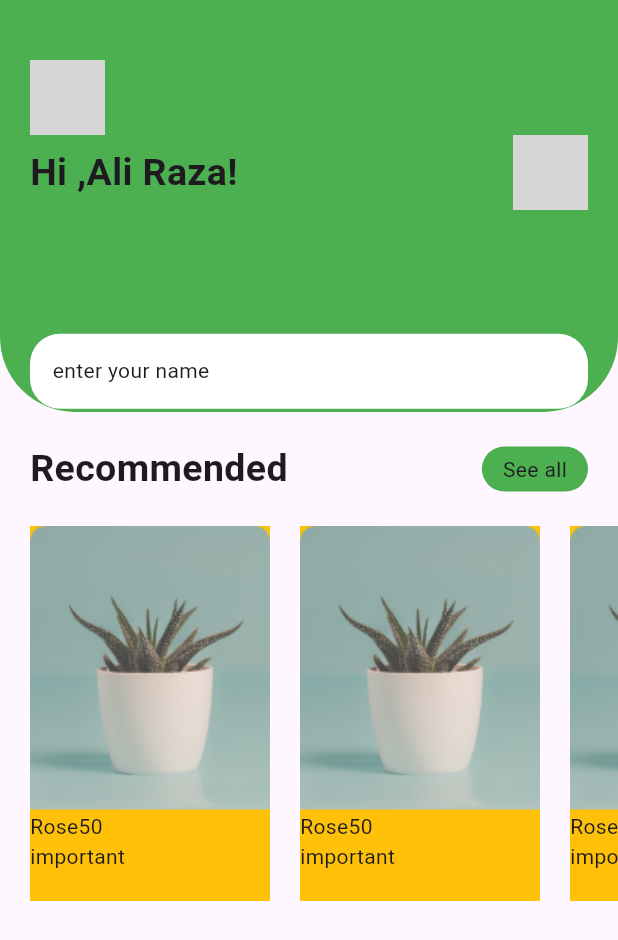
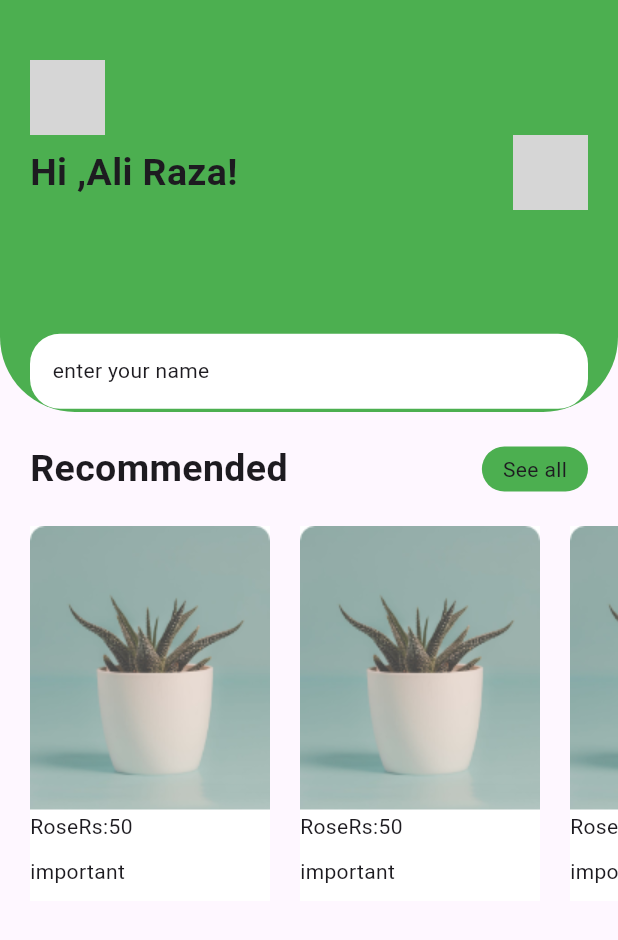
Before and after one commit to aliraza055/Plantify, a Flutter app: the screen it shows after launch, on a phone screen of 412 x 824 dp. Shown: the top 940 px of the screen. Run offline on Flutter 3.47's test engine with Material 3 defaults, Android fonts, the light colour scheme and no system bars; grey boxes are pictures that could not be loaded.

Commit message:
change the size

```diff
--- a/lib/Screens/explore_page.dart
+++ b/lib/Screens/explore_page.dart
@@ -101,21 +101,20 @@ class _ExplorePageState extends State<ExplorePage> {
                   return Padding(
                 padding: const EdgeInsets.only(left: 20),
                 child: Container(
-                  color: Colors.amber,
-                  //height: 250,
-                 // width: 150,
+                  color: Colors.white,
                   child: Column(
-                    mainAxisAlignment: MainAxisAlignment.start,
-                    crossAxisAlignment: CrossAxisAlignment.start,
+                   crossAxisAlignment: CrossAxisAlignment.start,
                     children: [
                       Image.asset(list[index].image),
                       Row(
                         mainAxisAlignment: MainAxisAlignment.spaceBetween,
                         children: [
                           Text(list[index].name),
-                          Text(list[index].price)
+                          // SizedBox(width: 80,),
+                          Text('Rs:${list[index].price}')
                         ],
                       ),
+                      SizedBox(height: 10,),
                       Text(list[index].des)
                     ],
                   ),
```
